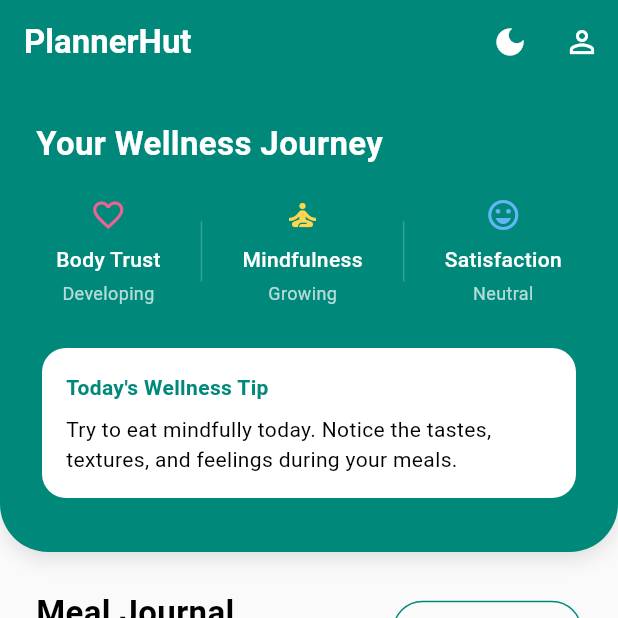
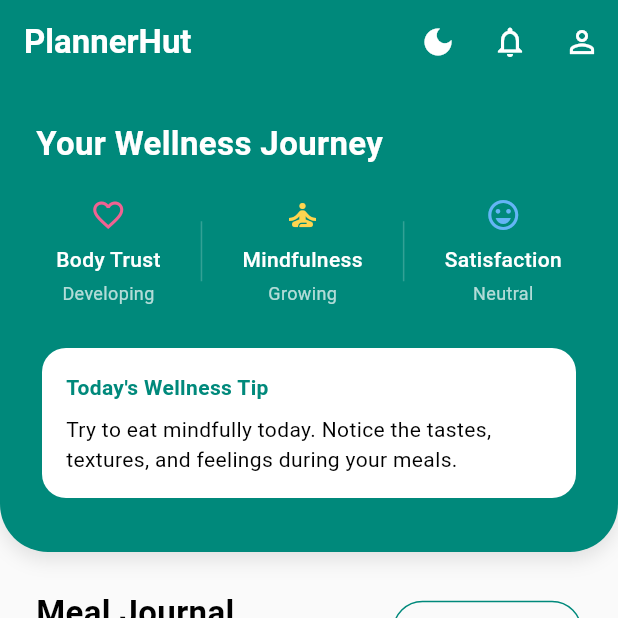
Before and after one commit to reymartjohneva/meal_planner, a Flutter app: the HomeScreen screen opened by its route, on a phone screen of 412 x 824 dp, the top half of it. Run offline on Flutter 3.47's test engine with Material 3 defaults, Android fonts, the phone set to English and light mode, and no system bars; our stand-ins replace cloud_firestore, firebase_auth, firebase_core, flutter_local_notifications, shared_preferences, table_calendar and 1 more; accounts and stored records are empty.

Commit message:
feat: added notif

```diff
--- a/lib/pages/home_screen.dart
+++ b/lib/pages/home_screen.dart
@@ -539,7 +539,12 @@ class _HomeScreenState extends State<HomeScreen> {
             onPressed: _toggleTheme,
             tooltip: _isDarkMode ? 'Switch to Light Mode' : 'Switch to Dark Mode',
           ),
-
+          IconButton(
+            icon: const Icon(Icons.notifications_outlined),
+            onPressed: () {
+              _navigateToRemindersManagementScreen();
+            },
+          ),
           IconButton(
             icon: const Icon(Icons.person_outline),
             onPressed: () {
```
